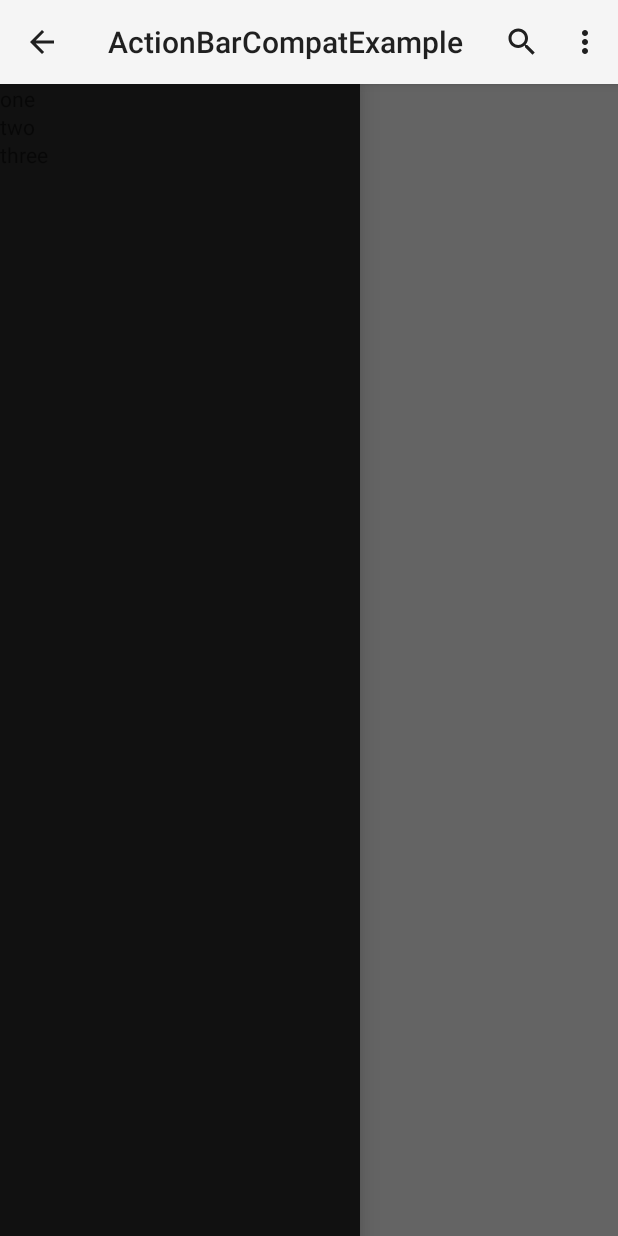
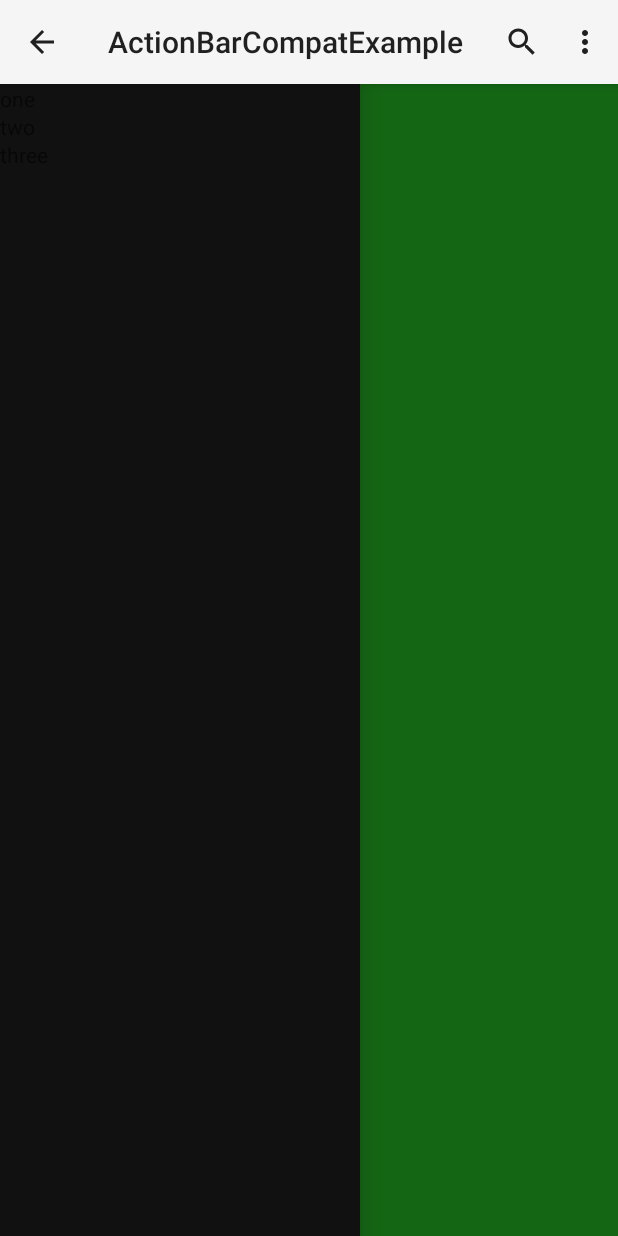
Before and after one commit to emil10001/ActionBarCompatExample, an Android app: the screen it shows after launch (MainActivity), with the side drawer open, on a phone screen of 412 x 824 dp. Run offline under Robolectric (Android 15) with nearby library versions, the phone set to English and light mode, and no system bars; 2 statements that could not run were skipped.

Commit message:
Added SlidingPaneLayout

```diff
--- a/ActionBarCompatExample/src/main/res/layout/activity_main.xml
+++ b/ActionBarCompatExample/src/main/res/layout/activity_main.xml
@@ -1,23 +1,37 @@
-<android.support.v4.widget.DrawerLayout
-        xmlns:android="http://schemas.android.com/apk/res/android"
+<android.support.v4.widget.DrawerLayout xmlns:android="http://schemas.android.com/apk/res/android"
     xmlns:tools="http://schemas.android.com/tools"
     android:id="@+id/drawer_layout"
     android:layout_width="match_parent"
     android:layout_height="match_parent"
     tools:context=".MainActivity">
+
     <!-- The main content view -->
-    <FrameLayout
-            android:id="@+id/content_frame"
+    <android.support.v4.widget.SlidingPaneLayout
         android:layout_width="match_parent"
-            android:layout_height="match_parent"/>
+        android:layout_height="match_parent">
+
+        <TextView
+            android:layout_width="300dp"
+            android:layout_height="match_parent"
+            android:background="#CC00FF00"
+            android:text="Pane 1" />
+
+        <TextView
+            android:layout_width="400dp"
+            android:layout_height="match_parent"
+            android:layout_weight="1"
+            android:background="#CC0000FF"
+            android:text="Pane 2" />
+    </android.support.v4.widget.SlidingPaneLayout>
+
     <!-- The navigation drawer -->
     <ListView
         android:id="@+id/left_drawer"
         android:layout_width="240dp"
         android:layout_height="match_parent"
         android:layout_gravity="start"
+        android:background="#111"
         android:choiceMode="singleChoice"
         android:divider="@android:color/transparent"
-            android:dividerHeight="0dp"
-            android:background="#111"/>
+        android:dividerHeight="0dp" />
 </android.support.v4.widget.DrawerLayout>
```
Lines whose indentation alone changed are shown as unchanged.
